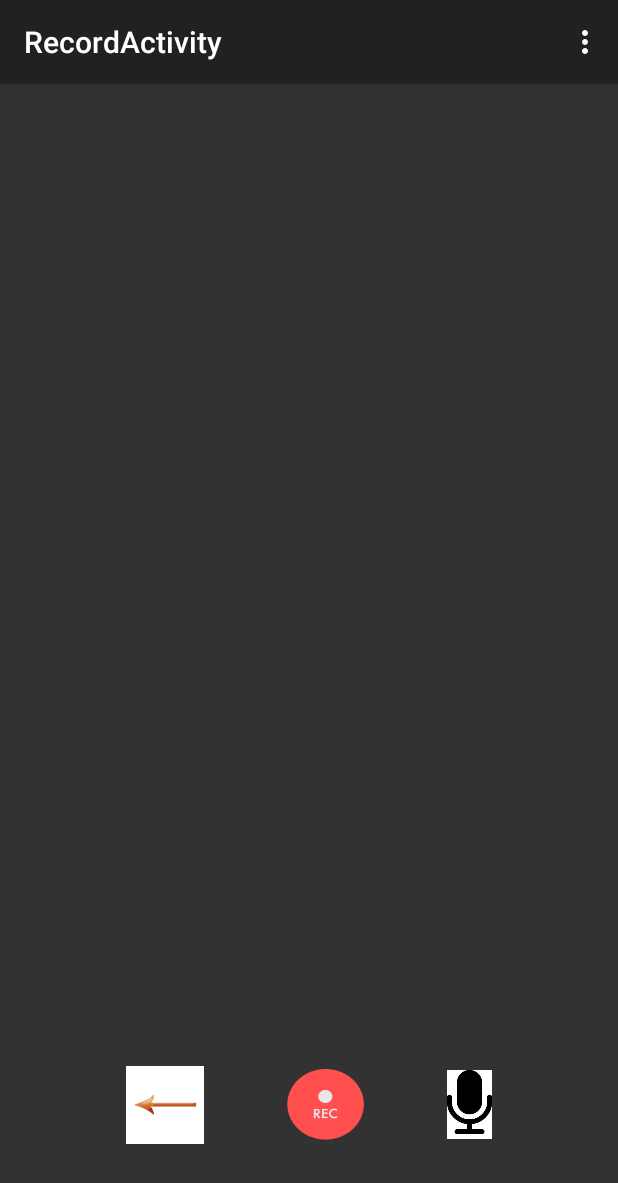
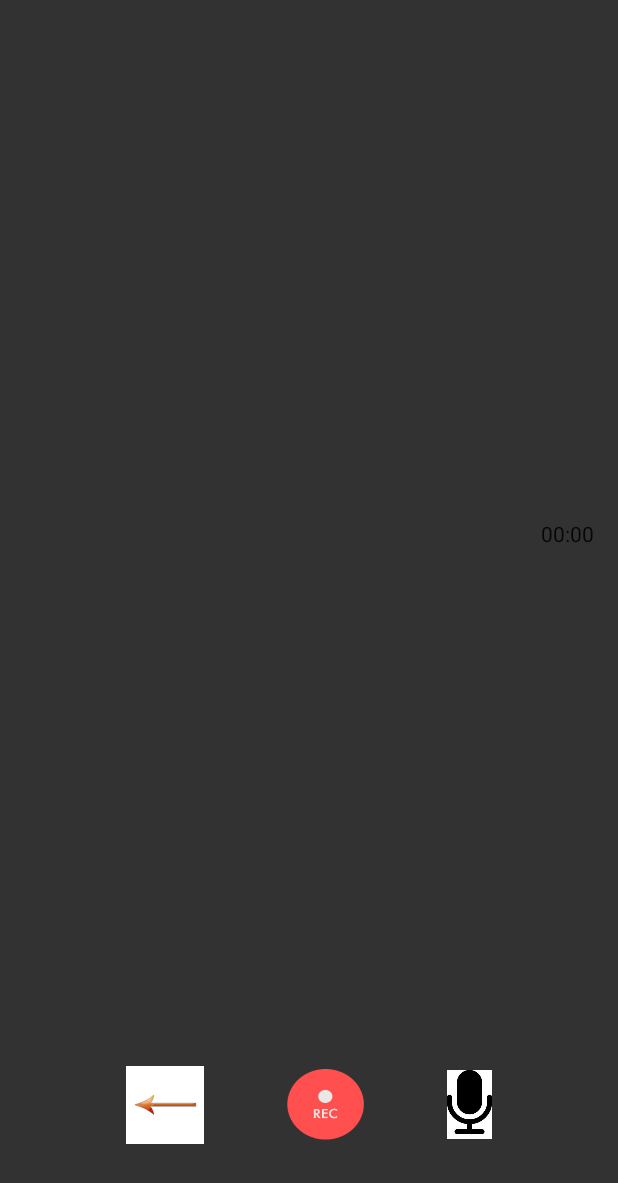
Before and after one commit to illiaKalu/Derzkaya, an Android app: the RecordActivity screen opened directly, with no data from a screen before it, on a phone screen of 412 x 824 dp. Shown: the top 1183 px of the screen. Run offline under Robolectric (Android 15) with nearby library versions, the phone set to English and light mode, and no system bars.

Commit message:
simple design + simple buttons realization

```diff
--- a/app/src/main/java/com/dev/illiakaliuzhnyi/derzkaya/RecordActivity.java
+++ b/app/src/main/java/com/dev/illiakaliuzhnyi/derzkaya/RecordActivity.java
@@ -1,13 +1,20 @@
 package com.dev.illiakaliuzhnyi.derzkaya;
 
+import android.app.Activity;
+import android.content.Intent;
+import android.os.SystemClock;
 import android.support.v7.app.ActionBarActivity;
 import android.os.Bundle;
 import android.view.Menu;
 import android.view.MenuItem;
 import android.view.View;
+import android.widget.Chronometer;
 
 
-public class RecordActivity extends ActionBarActivity {
+public class RecordActivity extends Activity {
+
+    Chronometer chronometer;
+    Boolean isRecording = false;
 
     @Override
     protected void onCreate(Bundle savedInstanceState) {
@@ -40,4 +47,21 @@ public class RecordActivity extends ActionBarActivity {
     public void backToMainActivity(View view) {
         finish();
     }
+
+    public void startRecord(View view) {
+
+        if(isRecording){
+            chronometer.stop();
+            isRecording = false;
+
+            Intent startActivityResult = new Intent(this, ResultActivity.class);
+            startActivity(startActivityResult);
+        }else{
+            chronometer = (Chronometer) findViewById(R.id.chronometer);
+            chronometer.start();
+            isRecording = true;
+        }
+
+
+    }
 }
--- a/app/src/main/res/layout/activity_record.xml
+++ b/app/src/main/res/layout/activity_record.xml
@@ -7,7 +7,17 @@
     tools:context="com.dev.illiakaliuzhnyi.derzkaya.RecordActivity"
     android:background="#ff323232"
     android:orientation="vertical"
-    android:gravity="bottom|center">
+    android:gravity="bottom|center"
+    >
+
+    <Chronometer
+        android:layout_width="wrap_content"
+        android:layout_height="wrap_content"
+        android:id="@+id/chronometer"
+        android:format="%s"
+        android:text="40sp"
+        android:layout_gravity="right"
+        android:layout_marginBottom="300dp" />
 
     <LinearLayout
         android:orientation="horizontal"
@@ -30,6 +40,7 @@
             android:layout_height="47dp"
             android:id="@+id/record"
             android:background="@drawable/record_image_button"
+            android:onClick="startRecord"
             android:layout_marginLeft="25dp"
             android:layout_marginRight="25dp" />
 
--- a/app/src/main/res/values/strings.xml
+++ b/app/src/main/res/values/strings.xml
@@ -4,4 +4,5 @@
     <string name="hello_world">Hello world!</string>
     <string name="action_settings">Settings</string>
     <string name="title_activity_record">RecordActivity</string>
+    <string name="title_activity_result">ResultActivity</string>
 </resources>
```
Also changed, not shown: app/src/main/AndroidManifest.xml (+8 -0 lines), app/src/main/java/com/dev/illiakaliuzhnyi/derzkaya/ResultActivity.java (added, +51 -0 lines), app/src/main/res/layout/activity_result.xml (added, +43 -0 lines), app/src/main/res/menu/menu_result.xml (added, +7 -0 lines), app/src/main/res/drawable/facebook_share.jpg (added), 1 other file.
